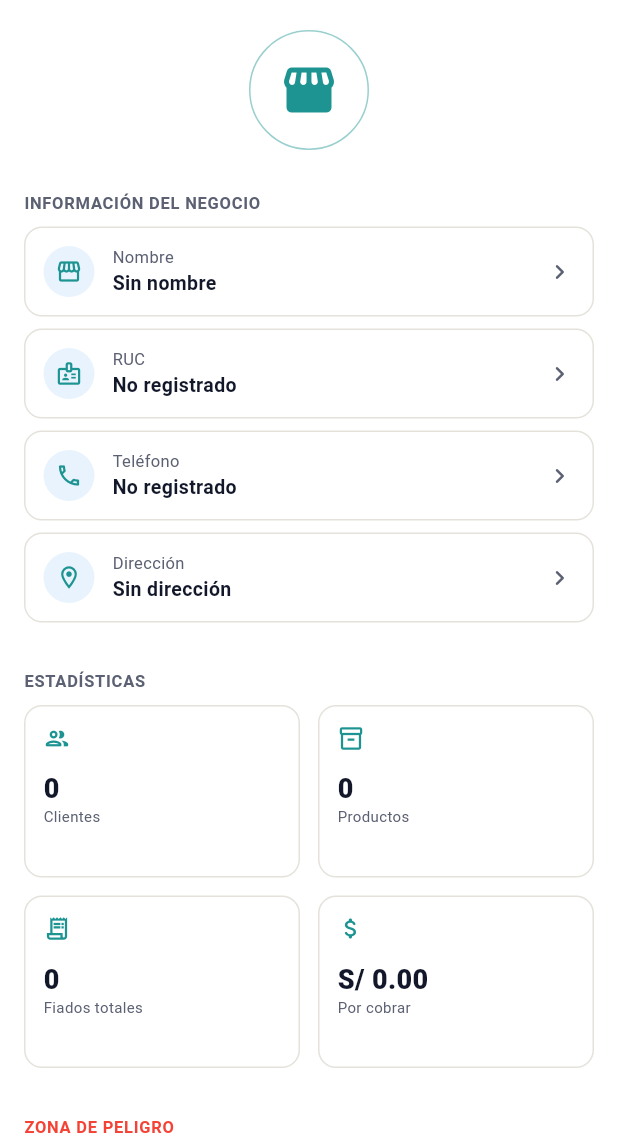
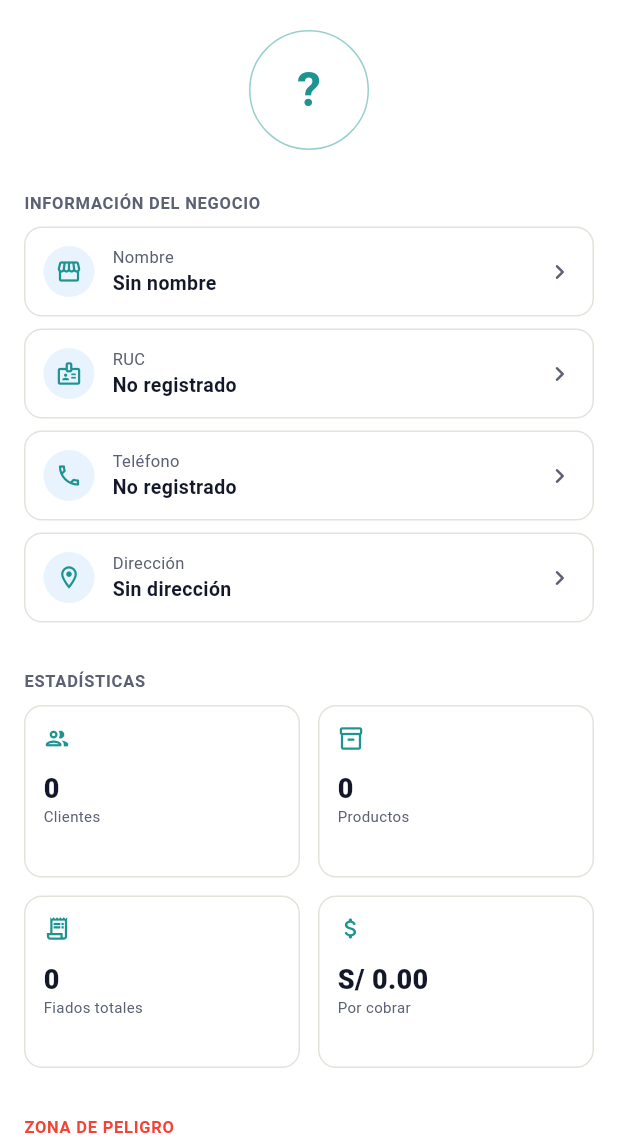
Before and after one commit to Jonel211/fiamas_app, a Flutter app: the StoreProfileScreen screen opened by its route, on a phone screen of 412 x 824 dp, the part 96-1236 px from its top. Run offline on Flutter 3.47's test engine with Material 3 defaults, Android fonts, the phone set to English and light mode, and no system bars; our stand-ins replace connectivity_plus, dio, firebase_auth, firebase_core, fl_chart, flutter_secure_storage and 7 more; missing offline and left inert: mobile_scanner; accounts and stored records are empty; network calls fail.

Commit message:
refactor(avatar): auditoria y unificacion de avatares de cliente y tienda

```diff
--- a/lib/core/widgets/app_avatar.dart
+++ b/lib/core/widgets/app_avatar.dart
@@ -29,6 +29,30 @@ class AppAvatar extends StatelessWidget {
     this.fallback,
   }) : backgroundColor = AppColors.teal,
        foregroundColor = Colors.white;
+
+  const AppAvatar.cliente({
+    super.key,
+    this.imageUrl,
+    required this.name,
+    this.size = 40,
+    this.borderColor,
+    this.borderWidth = 0,
+    this.fontSize,
+    this.fallback,
+  }) : backgroundColor = AppColors.teal,
+       foregroundColor = Colors.white;
+
+  const AppAvatar.tienda({
+    super.key,
+    this.imageUrl,
+    required this.name,
+    this.size = 40,
+    this.borderColor,
+    this.borderWidth = 0,
+    this.fontSize,
+    this.fallback,
+  }) : backgroundColor = AppColors.gold,
+       foregroundColor = AppColors.ink;
 
   final String? imageUrl;
   final String name;
--- a/lib/core/widgets/app_header.dart
+++ b/lib/core/widgets/app_header.dart
@@ -43,12 +43,10 @@ class AppHeader extends StatelessWidget {
             : GestureDetector(
                 onTap: onStoreTap,
                 behavior: HitTestBehavior.opaque,
-                child: AppAvatar(
+                child: AppAvatar.tienda(
                   imageUrl: tienda?.logoUrl,
                   name: tienda?.nombre ?? '',
                   size: 40,
-                  backgroundColor: AppColors.gold,
-                  foregroundColor: AppColors.ink,
                 ),
               ));
 
--- a/lib/features/auth/data/models/user_model.dart
+++ b/lib/features/auth/data/models/user_model.dart
@@ -36,14 +36,7 @@ class UserModel {
       tiendaId: json['tienda_id'] as String? ?? json['tiendaId'] as String?,
       //  Maneja tanto 'es_premium' (backend) como 'esPremium'
       esPremium: json['es_premium'] ?? json['esPremium'] ?? false,
-      fotoPerfilUrl:
-          json['foto_perfil_url'] ??
-          json['fotoPerfilUrl'] ??
-          json['foto_url'] ??
-          json['foto'] ??
-          json['avatar_url'] ??
-          json['imagen_url'] ??
-          json['profile_image'],
+      fotoPerfilUrl: json['foto_perfil_url'] as String?,
     );
   }
 
--- a/lib/features/dashboard/data/dashboard_service.dart
+++ b/lib/features/dashboard/data/dashboard_service.dart
@@ -107,7 +107,7 @@ class MovimientoReciente {
     return _firstNonEmpty(json, _fotoKeys);
   }
 
-  static const _fotoKeys = <String>[];
+  static const _fotoKeys = <String>['foto_perfil_url'];
 
   static String? _firstNonEmpty(Map<String, dynamic> json, List<String> keys) {
     for (final key in keys) {
--- a/lib/features/debts/presentation/widgets/qr_share_card.dart
+++ b/lib/features/debts/presentation/widgets/qr_share_card.dart
@@ -178,11 +178,6 @@ class QrShareCard extends StatelessWidget {
       borderColor: Colors.white,
       borderWidth: 2,
       fontSize: 14,
-      fallback: const Icon(
-        Icons.storefront_rounded,
-        size: 20,
-        color: AppColors.teal,
-      ),
     );
   }
 }
--- a/lib/features/stores/presentation/screens/store_profile_screen.dart
+++ b/lib/features/stores/presentation/screens/store_profile_screen.dart
@@ -103,6 +103,7 @@ class _StoreProfileScreenState extends State<StoreProfileScreen> {
           children: [
             StoreProfileHeader(
               logoUrl: tienda?.logoUrl,
+              nombre: tienda?.nombre ?? '',
             ),
 
             // 1. INFORMACIÓN DEL NEGOCIO
--- a/lib/features/stores/presentation/widgets/store_list_item.dart
+++ b/lib/features/stores/presentation/widgets/store_list_item.dart
@@ -38,11 +38,6 @@ class StoreListItem extends StatelessWidget {
                   size: _circleSize,
                   backgroundColor: AppColors.skyBlue,
                   foregroundColor: AppColors.ink,
-                  fallback: const Icon(
-                    Icons.storefront_rounded,
-                    color: AppColors.ink,
-                    size: 54,
-                  ),
                 ),
                 Positioned(
                   top: 4,
--- a/lib/features/stores/presentation/widgets/store_profile_header.dart
+++ b/lib/features/stores/presentation/widgets/store_profile_header.dart
@@ -6,8 +6,13 @@ import '../../../../core/widgets/zoomable_image.dart';
 
 class StoreProfileHeader extends StatelessWidget {
   final String? logoUrl;
+  final String nombre;
 
-  const StoreProfileHeader({super.key, this.logoUrl});
+  const StoreProfileHeader({
+    super.key,
+    this.logoUrl,
+    this.nombre = '',
+  });
 
   static const double _logoSize = 80;
 
@@ -15,17 +20,12 @@ class StoreProfileHeader extends StatelessWidget {
   Widget build(BuildContext context) {
     final logoWidget = AppAvatar(
       imageUrl: logoUrl,
-      name: '',
+      name: nombre,
       size: _logoSize,
       backgroundColor: Colors.white,
       foregroundColor: AppColors.teal,
       borderColor: AppColors.teal.withValues(alpha: 0.45),
       borderWidth: 1,
-      fallback: const Icon(
-        Icons.storefront_rounded,
-        size: 40,
-        color: AppColors.teal,
-      ),
     );
 
     if (logoUrl == null || logoUrl!.isEmpty) {
```
Also changed, not shown: lib/features/auth/data/models/tendero_model.dart (+1 -19 lines), lib/features/customers/data/models/cliente_model.dart (+1 -8 lines), lib/features/customers/presentation/screens/customer_profile_screen.dart (+13 -11 lines), lib/features/dashboard/presentation/screens/store_summary_screen.dart (+5 -9 lines), lib/features/debts/presentation/screens/debt_detail_multiple_screen.dart (+24 -4 lines), lib/features/debts/presentation/screens/debt_history_screen.dart (+5 -6 lines).
